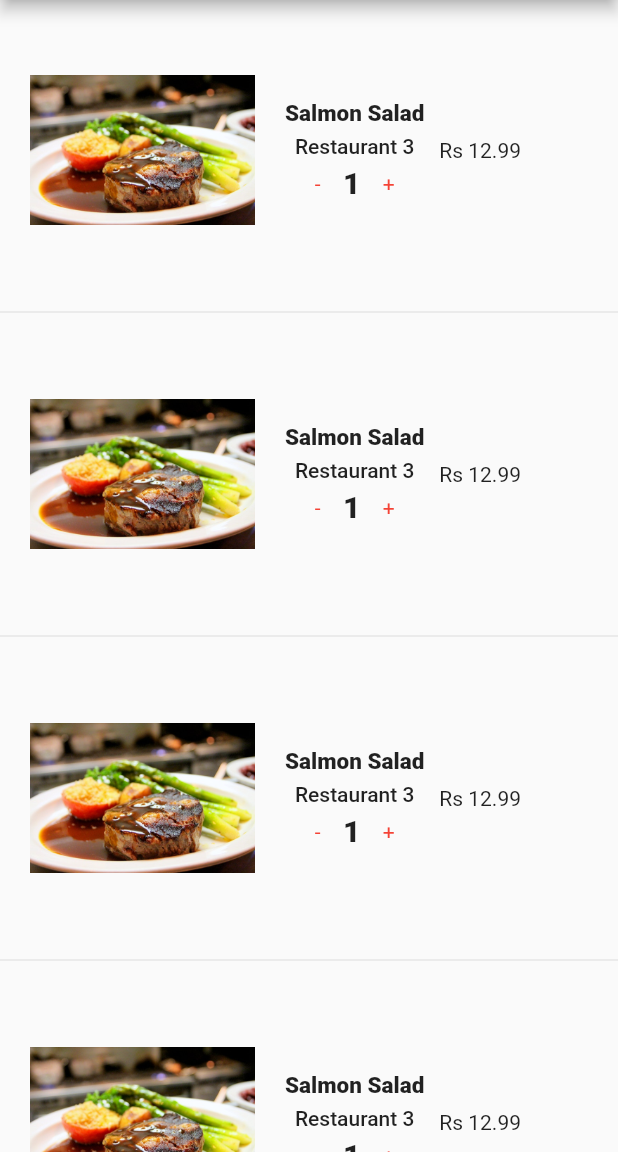
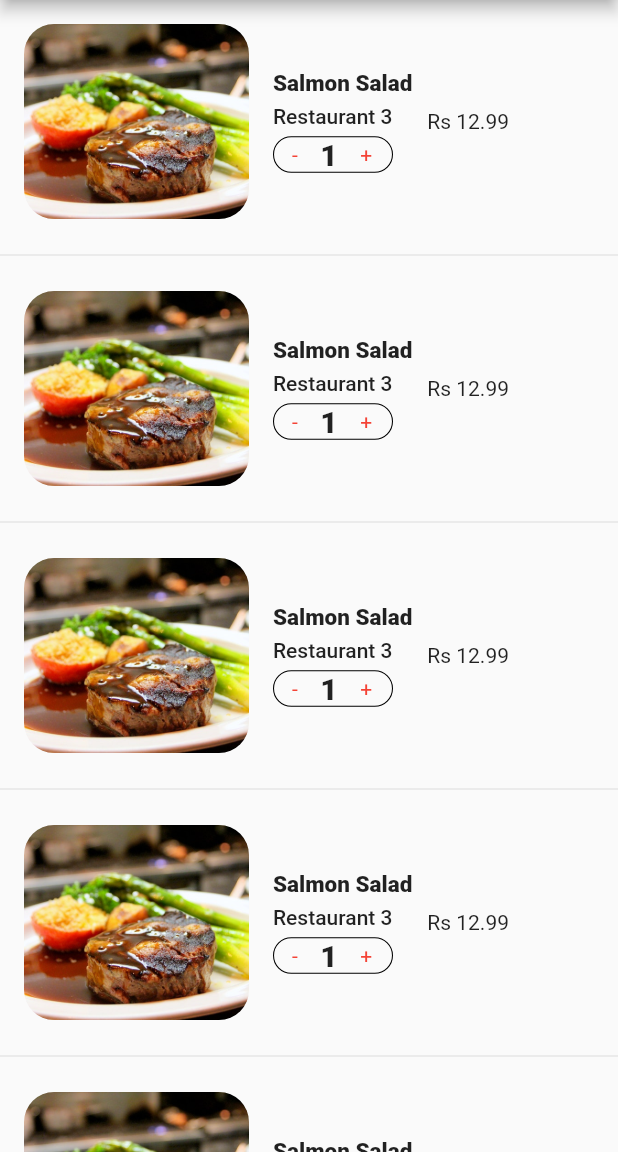
Before and after one commit to nisarg-solutelabs/food_delivery_app_ui, a Flutter app: the screen it shows after launch, after a tap on an icon or button, on a phone screen of 412 x 824 dp, the part 84-1236 px from its top. Run offline on Flutter 3.47's test engine with Material 2 defaults, Android fonts, the phone set to English and light mode, and no system bars.

Commit message:
Some changes in UI

```diff
--- a/lib/main.dart
+++ b/lib/main.dart
@@ -10,9 +10,10 @@ class MyApp extends StatelessWidget {
   Widget build(BuildContext context) {
     return MaterialApp(
       debugShowCheckedModeBanner: false,
-      title: 'Flutter Demo',
+      title: 'Flutter food delivery app UI',
       theme: ThemeData(
-        primarySwatch: Colors.blue,
+        scaffoldBackgroundColor: Colors.grey[50],
+        primaryColor: Colors.deepOrangeAccent,
       ),
       home: HomePage(),
     );
--- a/lib/screens/cart_screen.dart
+++ b/lib/screens/cart_screen.dart
@@ -17,6 +17,7 @@ class CartScreen extends StatelessWidget {
         ),
       ),
       body: SingleChildScrollView(
+        physics: BouncingScrollPhysics(),
         child: Column(
           children: [
             CardReceipeCard(),
@@ -97,14 +98,22 @@ class CardReceipeCard extends StatelessWidget {
     return Row(
       children: [
         Padding(
-          padding: const EdgeInsets.symmetric(horizontal: 20.0),
+          padding: const EdgeInsets.all(16.0),
+          child: Container(
+            height: 130.0,
+            child: ClipRRect(
+              borderRadius: BorderRadius.circular(20.0),
               child: Image(
+                fit: BoxFit.cover,
                 image: AssetImage('assets/images/steak.jpg'),
                 height: 200.0,
                 width: 150.0,
               ),
             ),
+          ),
+        ),
         Column(
+          crossAxisAlignment: CrossAxisAlignment.start,
           children: [
             Text(
               'Salmon Salad',
@@ -126,19 +135,27 @@ class CardReceipeCard extends StatelessWidget {
             Container(
               decoration:
                   BoxDecoration(borderRadius: BorderRadius.circular(10.0)),
+              child: Container(
+                decoration: BoxDecoration(
+                    borderRadius: BorderRadius.circular(20.0),
+                    border: Border.all(width: 0.7, color: Colors.black)),
+                width: 80.0,
                 child: Row(
                   children: [
-                  Text(
+                    Padding(
+                      padding: const EdgeInsets.only(left: 12.0),
+                      child: Text(
                         '-',
                         style: TextStyle(color: Colors.red),
+                      ),
                     ),
                     SizedBox(
                       width: 15.0,
                     ),
                     Text(
                       '1',
-                    style:
-                        TextStyle(fontWeight: FontWeight.w900, fontSize: 20.0),
+                      style: TextStyle(
+                          fontWeight: FontWeight.w900, fontSize: 20.0),
                     ),
                     SizedBox(
                       width: 15.0,
@@ -148,6 +165,7 @@ class CardReceipeCard extends StatelessWidget {
                       style: TextStyle(color: Colors.red),
                     ),
                   ],
+                ),
               ),
             )
           ],
--- a/lib/screens/home_page.dart
+++ b/lib/screens/home_page.dart
@@ -1,5 +1,6 @@
 import 'package:flutter/material.dart';
 import 'package:ui_1/data/data.dart';
+import 'package:ui_1/models/order.dart';
 import 'package:ui_1/screens/cart_screen.dart';
 import 'package:ui_1/screens/restaurant_screen.dart';
 
@@ -8,8 +9,10 @@ class HomePage extends StatelessWidget {
   Widget build(BuildContext context) {
     return Scaffold(
       appBar: AppBar(
-        backgroundColor: Colors.red,
-        leading: Icon(Icons.account_circle),
+        leading: Icon(
+          Icons.account_circle,
+          size: 30.0,
+        ),
         title: Text('Food Delivery'),
         centerTitle: true,
         actions: [
@@ -32,6 +35,7 @@ class HomePage extends StatelessWidget {
         ],
       ),
       body: SingleChildScrollView(
+        physics: BouncingScrollPhysics(),
         child: Column(
           crossAxisAlignment: CrossAxisAlignment.start,
           children: [
@@ -39,8 +43,17 @@ class HomePage extends StatelessWidget {
               padding: const EdgeInsets.all(16.0),
               child: TextField(
                 decoration: InputDecoration(
+                  contentPadding: const EdgeInsets.symmetric(vertical: 15.0),
+                  fillColor: Colors.white,
+                  filled: true,
+                  enabledBorder: OutlineInputBorder(
+                    borderRadius: BorderRadius.circular(30.0),
+                    borderSide: BorderSide(
+                        width: 0.8, color: Theme.of(context).primaryColor),
+                  ),
                   border: OutlineInputBorder(
                     borderRadius: BorderRadius.circular(30.0),
+                    borderSide: BorderSide(width: 0.8),
                   ),
                   hintText: 'Search Food or Restaurants',
                   prefixIcon: Icon(Icons.search),
@@ -57,19 +70,7 @@ class HomePage extends StatelessWidget {
             SizedBox(
               height: 10.0,
             ),
-            SingleChildScrollView(
-              scrollDirection: Axis.horizontal,
-              child: Row(
-                children: [
-                  RecentOrderCard(),
-                  RecentOrderCard(),
-                  RecentOrderCard(),
-                  RecentOrderCard(),
-                  RecentOrderCard(),
-                  RecentOrderCard(),
-                ],
-              ),
-            ),
+            RecentOrderCard(),
             SizedBox(
               height: 5.0,
             ),
@@ -96,7 +97,7 @@ class RestaurantCard extends StatelessWidget {
   Widget build(BuildContext context) {
     return Padding(
       padding: const EdgeInsets.symmetric(horizontal: 20.0),
-      child: Card(
+      child: Container(
         child: Row(
           children: [
             Padding(
@@ -109,14 +110,22 @@ class RestaurantCard extends StatelessWidget {
                     ),
                   );
                 },
-                child: Image(
-                  image: AssetImage('assets/images/restaurant0.jpg'),
-                  height: 200.0,
-                  width: 150.0,
+                child: ClipRRect(
+                  borderRadius: BorderRadius.circular(10.0),
+                  child: Image(
+                    fit: BoxFit.cover,
+                    image: AssetImage('assets/images/restaurant0.jpg'),
+                    //height: 200.0,
+                    width: 150.0,
+                  ),
                 ),
               ),
             ),
+            SizedBox(
+              width: 10.0,
+            ),
             Column(
+              crossAxisAlignment: CrossAxisAlignment.start,
               children: [
                 Text(
                   'Restaurant 0',
@@ -124,6 +133,9 @@ class RestaurantCard extends StatelessWidget {
                     fontSize: 20.0,
                     fontWeight: FontWeight.bold,
                   ),
+                ),
+                SizedBox(
+                  height: 2.0,
                 ),
                 Row(
                   children: [
@@ -133,68 +145,11 @@ class RestaurantCard extends StatelessWidget {
                     Icon(Icons.star),
                   ],
                 ),
+                SizedBox(
+                  height: 2.0,
+                ),
                 Text('200 Main St,New'),
               ],
-            )
-          ],
-        ),
-      ),
-    );
-  }
-}
-
-class RecentOrderCard extends StatelessWidget {
-  const RecentOrderCard({
-    Key key,
-  }) : super(key: key);
-
-  @override
-  Widget build(BuildContext context) {
-    return Padding(
-      padding: const EdgeInsets.symmetric(horizontal: 20.0),
-      child: Card(
-        child: Row(
-          children: [
-            Padding(
-              padding: const EdgeInsets.all(8.0),
-              child: Image(
-                height: 150.0,
-                width: 120.0,
-                image: AssetImage('assets/images/steak.jpg'),
-              ),
-            ),
-            SizedBox(
-              width: 10.0,
-            ),
-            Column(
-              crossAxisAlignment: CrossAxisAlignment.start,
-              children: [
-                Text(
-                  'Steak',
-                  style: TextStyle(fontWeight: FontWeight.w700),
-                ),
-                SizedBox(
-                  height: 5.0,
-                ),
-                Text('Restaurant 2'),
-                SizedBox(
-                  height: 5.0,
-                ),
-                Text('Nov 10,2019'),
-              ],
-            ),
-            SizedBox(
-              width: 20.0,
-            ),
-            Padding(
-              padding: const EdgeInsets.all(8.0),
-              child: CircleAvatar(
-                backgroundColor: Colors.red,
-                child: Icon(
-                  Icons.add,
-                  color: Colors.white,
-                ),
-              ),
             )
           ],
         ),
@@ -212,8 +167,105 @@ class HeadingText extends StatelessWidget {
       padding: const EdgeInsets.symmetric(horizontal: 20.0),
       child: Text(
         data,
-        style: TextStyle(fontSize: 25.0, fontWeight: FontWeight.bold),
+        style: TextStyle(
+            fontSize: 24.0, fontWeight: FontWeight.w600, letterSpacing: 1.2),
       ),
     );
   }
 }
+
+class RecentOrderCard extends StatelessWidget {
+  @override
+  Widget build(BuildContext context) {
+    return Container(
+      height: 120.0,
+      child: ListView.builder(
+        padding: EdgeInsets.only(left: 10.0),
+        physics: BouncingScrollPhysics(),
+        scrollDirection: Axis.horizontal,
+        itemCount: currentUser.cart.length,
+        itemBuilder: (BuildContext context, int index) {
+          Order order = currentUser.orders[index];
+          return BuildRecentOrder(
+            order: order,
+          );
+        },
+      ),
+    );
+  }
+}
+
+class BuildRecentOrder extends StatelessWidget {
+  final Order order;
+  BuildRecentOrder({this.order});
+  @override
+  Widget build(BuildContext context) {
+    return Container(
+      margin: EdgeInsets.all(10.0),
+      width: 320.0,
+      decoration: BoxDecoration(
+        color: Colors.white,
+        borderRadius: BorderRadius.circular(5.0),
+        border: Border.all(
+          width: 1.0,
+          color: Colors.grey[200],
+        ),
+      ),
+      child: Row(
+        children: [
+          ClipRRect(
+            borderRadius: BorderRadius.circular(15.0),
+            child: Image(
+              height: 100.0,
+              width: 100.0,
+              image: AssetImage(
+                order.food.imageUrl,
+              ),
+              fit: BoxFit.cover,
+            ),
+          ),
+          SizedBox(
+            width: 20.0,
+          ),
+          Column(
+            mainAxisAlignment: MainAxisAlignment.center,
+            crossAxisAlignment: CrossAxisAlignment.start,
+            children: [
+              Text(
+                order.food.name,
+                style: TextStyle(fontSize: 18.0, fontWeight: FontWeight.bold),
+              ),
+              SizedBox(
+                height: 4.0,
+              ),
+              Text(
+                order.restaurant.name,
+                style: TextStyle(
+                  fontSize: 16.0,
+                  fontWeight: FontWeight.w600,
+                ),
+              ),
+              Text(
+                order.date,
+                style: TextStyle(
+                  fontSize: 16.0,
+                  fontWeight: FontWeight.w600,
+                ),
+              ),
+            ],
+          ),
+          SizedBox(
+            width: 45.0,
+          ),
+          CircleAvatar(
+            backgroundColor: Theme.of(context).primaryColor,
+            child: Icon(
+              Icons.add,
+              size: 30.0,
+            ),
+          )
+        ],
+      ),
+    );
+  }
+}
--- a/lib/screens/restaurant_screen.dart
+++ b/lib/screens/restaurant_screen.dart
@@ -8,6 +8,7 @@ class RestaurantScreen extends StatelessWidget {
       body: Stack(
         children: [
           SingleChildScrollView(
+            physics: BouncingScrollPhysics(),
             child: Column(
               crossAxisAlignment: CrossAxisAlignment.start,
               children: [
@@ -98,7 +99,7 @@ class RestaurantScreen extends StatelessWidget {
                   })),
           Positioned(
             right: 20.0,
-            top: 40.0,
+            top: 50.0,
             child: Icon(
               Icons.favorite_outline,
               color: Colors.white,
@@ -120,8 +121,12 @@ class ReceipeCard extends StatelessWidget {
     return Stack(
       children: [
         Padding(
-          padding: const EdgeInsets.symmetric(horizontal: 15.0),
+          padding: const EdgeInsets.symmetric(horizontal: 15.0, vertical: 10.0),
+          child: Container(
+            child: ClipRRect(
+              borderRadius: BorderRadius.circular(10.0),
               child: Image(
+                fit: BoxFit.cover,
                 image: AssetImage(
                   'assets/images/steak.jpg',
                 ),
@@ -129,19 +134,30 @@ class ReceipeCard extends StatelessWidget {
                 width: 150.0,
               ),
             ),
+          ),
+        ),
         Positioned(
-          top: 35.0,
+          top: 45.0,
           left: 58.0,
           child: Column(
-            crossAxisAlignment: CrossAxisAlignment.end,
+            crossAxisAlignment: CrossAxisAlignment.start,
             children: [
               ReceipeText(),
+              SizedBox(
+                height: 5.0,
+              ),
               ReceipeText(),
-              CircleAvatar(
+              SizedBox(
+                height: 20.0,
+              ),
+              Padding(
+                padding: const EdgeInsets.only(left: 60.0),
+                child: CircleAvatar(
                   backgroundColor: Colors.red,
                   child: Icon(
                     Icons.add,
                     color: Colors.white,
+                  ),
                 ),
               ),
             ],
@@ -168,13 +184,18 @@ class CustomButton extends StatelessWidget {
   CustomButton({this.data});
   @override
   Widget build(BuildContext context) {
-    return FlatButton(
+    return Container(
+      decoration: BoxDecoration(borderRadius: BorderRadius.circular(20.0)),
+      child: FlatButton(
+        shape:
+            RoundedRectangleBorder(borderRadius: BorderRadius.circular(20.0)),
         color: Colors.red,
         onPressed: () {},
         child: Text(
           data,
           style: TextStyle(color: Colors.white),
         ),
+      ),
     );
   }
 }
```
Lines whose indentation alone changed are shown as unchanged.
